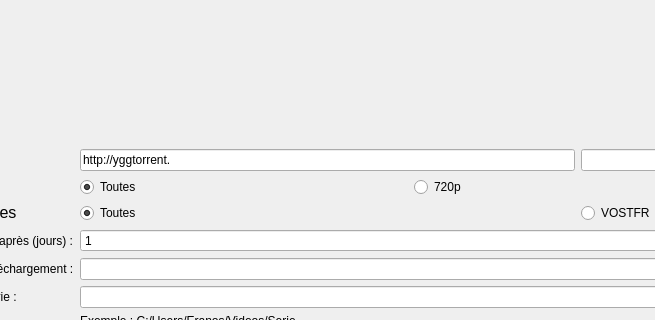
Old version of the form fenetreprincipale.ui in the repository Eranos31/Series_Manager; both pictures show x 82 to 737 and y 188 to 508 of the 1179 by 745 pixel window.
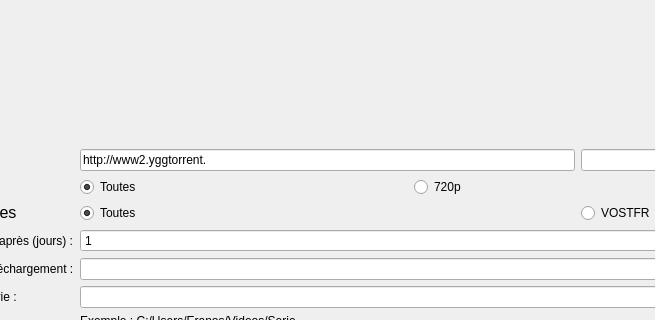
New version of the form. The open tabs and pages were chosen to show the change. Icons and pictures are not drawn.

Commit message: Modification du lien URL

```diff
--- a/fenetreprincipale.ui
+++ b/fenetreprincipale.ui
@@ -155,7 +155,7 @@
               <item>
                <widget class="QLineEdit" name="pageConfigurationLineEditSite">
                 <property name="text">
-                 <string>http://yggtorrent.</string>
+                 <string>http://www2.yggtorrent.</string>
                 </property>
                 <property name="readOnly">
                  <bool>true</bool>
```
Left out of the diff: 2 changed lines with no effect on the pictures.
